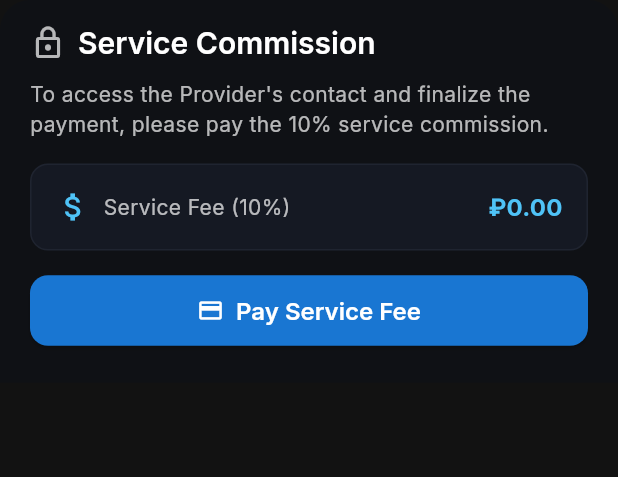
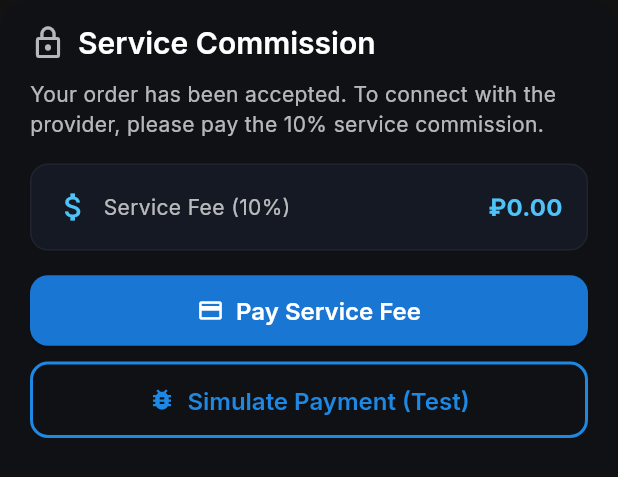
Before and after one commit to NataliaAtiukova/PoopGo, a Flutter app: the ServiceFeeModal widget shown alone on an empty page, opened directly with empty values, on a phone screen of 412 x 824 dp. Shown: the top 477 px of the screen. Run offline on Flutter 3.47's test engine with Material 3 defaults, Android fonts, the light colour scheme and no system bars; our stand-ins replace cloud_firestore, firebase_auth, firebase_core, firebase_messaging, firebase_storage, google_fonts and 3 more; accounts and stored records are empty; generated files the repository leaves out were written again.

Commit message:
feat(commission): trigger at accepted, gate chat until service fee paid, skip under 300₽, add badge on order cards, refine modal text; remove bank transfer option mapping

```diff
--- a/lib/screens/customer/order_status_screen.dart
+++ b/lib/screens/customer/order_status_screen.dart
@@ -2,6 +2,7 @@ import 'package:flutter/material.dart';
 
 import '../../models/order.dart';
 import '../../services/firebase_service.dart';
+import '../../services/payment_config.dart';
 import '../shared/chat_screen.dart';
 import 'order_edit_screen.dart';
 import '../../widgets/payment_method_selector.dart';
@@ -30,8 +31,8 @@ class _OrderStatusScreenState extends State<OrderStatusScreen> {
     if (mounted) {
       setState(() => _order = order);
     }
-    if (mounted && _order != null && _order!.status == OrderStatus.completed && !_order!.serviceFeePaid) {
-      // Prompt to pay service fee when completed and not paid
+    if (mounted && _order != null && _shouldLockContact()) {
+      // Prompt to pay service fee when accepted/onTheWay/completed and not paid
       await Future.delayed(const Duration(milliseconds: 200));
       if (mounted) {
         await showServiceFeeModal(context, _order!);
@@ -260,8 +261,8 @@ class _OrderStatusScreenState extends State<OrderStatusScreen> {
               ),
             ],
 
-            // Payment Summary (only for completed orders)
-            if (_order!.status == OrderStatus.completed) ...[
+            // Service Commission & Payment Summary for accepted and later
+            if (_order!.status == OrderStatus.accepted || _order!.status == OrderStatus.onTheWay || _order!.status == OrderStatus.completed) ...[
               const SizedBox(height: 24),
               Text(
                 'Payment Summary',
@@ -279,12 +280,12 @@ class _OrderStatusScreenState extends State<OrderStatusScreen> {
                       const Divider(),
                       _buildPaymentRow('Provider Share', '${_order!.price.toStringAsFixed(0)} ₽ (100%)', Icons.person),
                       const Divider(),
-                      _buildPaymentRow('Service Fee (10%)', '${(_order!.price * 0.10).toStringAsFixed(0)} ₽', Icons.business),
+                      _buildPaymentRow('Service Fee (10%)', _feeText(), Icons.business),
                        const Divider(),
                        _buildPaymentStatus(),
                        const SizedBox(height: 8),
                        _buildServiceFeeStatus(),
-                      if (!_order!.serviceFeePaid) ...[
+                      if (_shouldLockContact()) ...[
                          const SizedBox(height: 16),
                          SizedBox(
                            width: double.infinity,
@@ -412,9 +413,12 @@ class _OrderStatusScreenState extends State<OrderStatusScreen> {
   }
 
   bool _shouldLockContact() {
-    // Lock contact access only when order is completed and service fee not paid
+    // Lock contact access when order is accepted or later and service fee not paid
     if (_order == null) return false;
-    return _order!.status == OrderStatus.completed && !_order!.serviceFeePaid;
+    if (_order!.price < PaymentConfig.minTotalForCommission) return false;
+    final s = _order!.status;
+    final requiresFee = (s == OrderStatus.accepted || s == OrderStatus.onTheWay || s == OrderStatus.completed);
+    return requiresFee && !_order!.serviceFeePaid;
   }
 
   Widget _buildPaymentRow(String label, String value, IconData icon) {
@@ -524,6 +528,13 @@ class _OrderStatusScreenState extends State<OrderStatusScreen> {
     );
   }
 
+  String _feeText() {
+    if (_order!.price < PaymentConfig.minTotalForCommission) {
+      return '0 ₽ (skipped)';
+    }
+    return '${(_order!.price * PaymentConfig.serviceFeePercent).toStringAsFixed(0)} ₽';
+  }
+
   void _showPaymentDialog() {
     showDialog(
       context: context,
--- a/lib/services/payment_config.dart
+++ b/lib/services/payment_config.dart
@@ -4,4 +4,10 @@ class PaymentConfig {
 
   // Service commission percent (e.g., 0.10 = 10%)
   static const double serviceFeePercent = 0.10;
+
+  // Enable a simulation shortcut button for tests
+  static const bool enablePaymentSimulation = true;
+
+  // Minimum order total to require commission
+  static const double minTotalForCommission = 300.0;
 }
--- a/lib/widgets/payment_method_display.dart
+++ b/lib/widgets/payment_method_display.dart
@@ -69,11 +69,7 @@ class PaymentMethodDisplay extends StatelessWidget {
           icon: Icons.money,
           color: Colors.green,
         );
-      case 'bank transfer':
-        return PaymentMethodData(
-          icon: Icons.account_balance,
-          color: Colors.grey,
-        );
+      // Bank transfer removed from available options
       case 'card on completion':
         return PaymentMethodData(
           icon: Icons.credit_card,
--- a/lib/widgets/service_fee_modal.dart
+++ b/lib/widgets/service_fee_modal.dart
@@ -41,7 +41,7 @@ class ServiceFeeModal extends StatelessWidget {
           ),
           const SizedBox(height: 12),
           Text(
-            'To access the Provider\'s contact and finalize the payment, please pay the 10% service commission.',
+            'Your order has been accepted. To connect with the provider, please pay the 10% service commission.',
             style: Theme.of(context).textTheme.bodyMedium?.copyWith(color: Colors.white70),
           ),
           const SizedBox(height: 16),
@@ -112,6 +112,26 @@ class ServiceFeeModal extends StatelessWidget {
               label: const Text('Pay Service Fee'),
             ),
           ),
+          if (PaymentConfig.enablePaymentSimulation) ...[
+            const SizedBox(height: 10),
+            SizedBox(
+              width: double.infinity,
+              child: OutlinedButton.icon(
+                onPressed: () async {
+                  final updated = order.copyWith(serviceFeePaid: true, updatedAt: DateTime.now());
+                  await FirebaseService.updateOrder(updated);
+                  if (context.mounted) {
+                    Navigator.of(context).pop();
+                    ScaffoldMessenger.of(context).showSnackBar(
+                      const SnackBar(content: Text('Service fee (simulated) paid'), backgroundColor: Colors.green),
+                    );
+                  }
+                },
+                icon: const Icon(Icons.bug_report),
+                label: const Text('Simulate Payment (Test)'),
+              ),
+            ),
+          ],
         ],
       ),
     );
```
Also changed, not shown: lib/screens/customer/customer_home_screen.dart (+16 -0 lines). Lines whose indentation alone changed are shown as unchanged.
